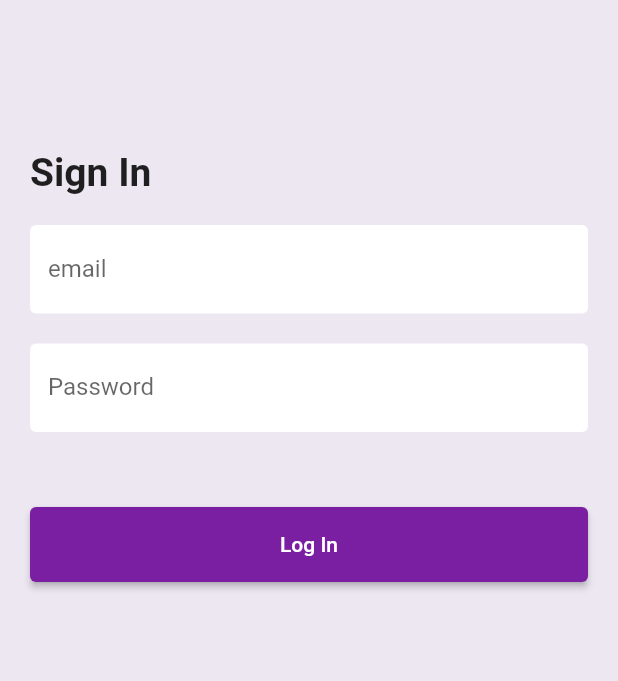
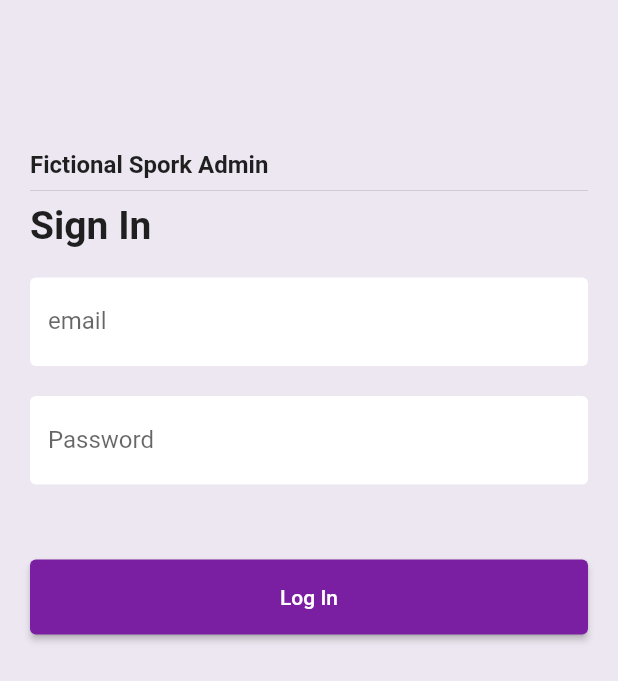
Before and after one commit to wewrotethat/fictional-spork-admin, a Flutter app: the screen it shows after launch, on a phone screen of 412 x 824 dp. Shown: the top 681 px of the screen. Run offline on Flutter 3.47's test engine with Material 2 defaults, Android fonts, the phone set to English and light mode, and no system bars; our stand-ins replace dio, flutter_riverpod.

Commit message:
chore: clean up

```diff
--- a/lib/data/auth/providers.dart
+++ b/lib/data/auth/providers.dart
@@ -5,8 +5,8 @@ import 'package:fictional_spork/data/auth/auth_repo.dart';
 
 final dioProvider = Provider((ref) {
   return Dio()
-    ..options = BaseOptions(
-        baseUrl: 'https://fictional-spork-server.herokuapp.com/api');
+    ..options =
+        BaseOptions(baseUrl: 'https://237d-197-156-86-60.eu.ngrok.io/api');
 });
 
 final authRemoteProvider = Provider((ref) {
--- a/lib/data/user/providers.dart
+++ b/lib/data/user/providers.dart
@@ -7,7 +7,7 @@ import 'package:fictional_spork/data/user/user_repo.dart';
 final dioProvider2 = Provider((ref) {
   return Dio()
     ..options =
-        BaseOptions(baseUrl: 'https://fictional-spork-server.herokuapp.com/api')
+        BaseOptions(baseUrl: 'https://237d-197-156-86-60.eu.ngrok.io/api')
     ..interceptors.add(ref.watch(dioInterceptorProvider));
 });
 
--- a/lib/presentation/login_screen.dart
+++ b/lib/presentation/login_screen.dart
@@ -46,13 +46,16 @@ class _LoginScreenState extends ConsumerState<LoginScreen> {
     });
     return Scaffold(
       backgroundColor: const Color(0xFFede7f1),
-      body: Padding(
+      body: SingleChildScrollView(
         padding: const EdgeInsets.only(left: 20, right: 20, top: 100),
-        child: SingleChildScrollView(
         child: Column(
-            // mainAxisAlignment: MainAxisAlignment.spaceAround,
           crossAxisAlignment: CrossAxisAlignment.start,
           children: [
+            const Text(
+              'Fictional Spork Admin',
+              style: TextStyle(fontWeight: FontWeight.bold, fontSize: 16),
+            ),
+            const Divider(),
             const Text(
               'Sign In',
               style: TextStyle(fontWeight: FontWeight.bold, fontSize: 26),
@@ -70,7 +73,6 @@ class _LoginScreenState extends ConsumerState<LoginScreen> {
             CustomTextField(
               controller: passwordController,
               obscureText: true,
-                // contentPadding: EdgeInsets.all(10),
               labelText: 'Password',
             ),
             const SizedBox(
@@ -90,10 +92,11 @@ class _LoginScreenState extends ConsumerState<LoginScreen> {
                   ? const Center(
                       child: CircularProgressIndicator(
                         color: Colors.white,
-                        ))
-                      : const Text("Log In")),
+                      ),
+                    )
+                  : const Text("Log In"),
+            ),
           ],
-          ),
         ),
       ),
     );
--- a/lib/presentation/users_list_screen.dart
+++ b/lib/presentation/users_list_screen.dart
@@ -38,6 +38,10 @@ class _UsersListScreenState extends ConsumerState<UsersListScreen> {
     }
     return Scaffold(
       body: SafeArea(
+        child: RefreshIndicator(
+          onRefresh: () async {
+            ref.read(userNotifierProvider.notifier).getUsers();
+          },
           child: ListView.builder(
               itemCount: usersListState.data.length,
               itemBuilder: ((context, index) {
@@ -54,6 +58,7 @@ class _UsersListScreenState extends ConsumerState<UsersListScreen> {
                 );
               })),
         ),
+      ),
     );
   }
 }
```
Also changed, not shown: lib/presentation/user_detail_screen.dart (+16 -3 lines), 7 other files. Lines whose indentation alone changed are shown as unchanged.
